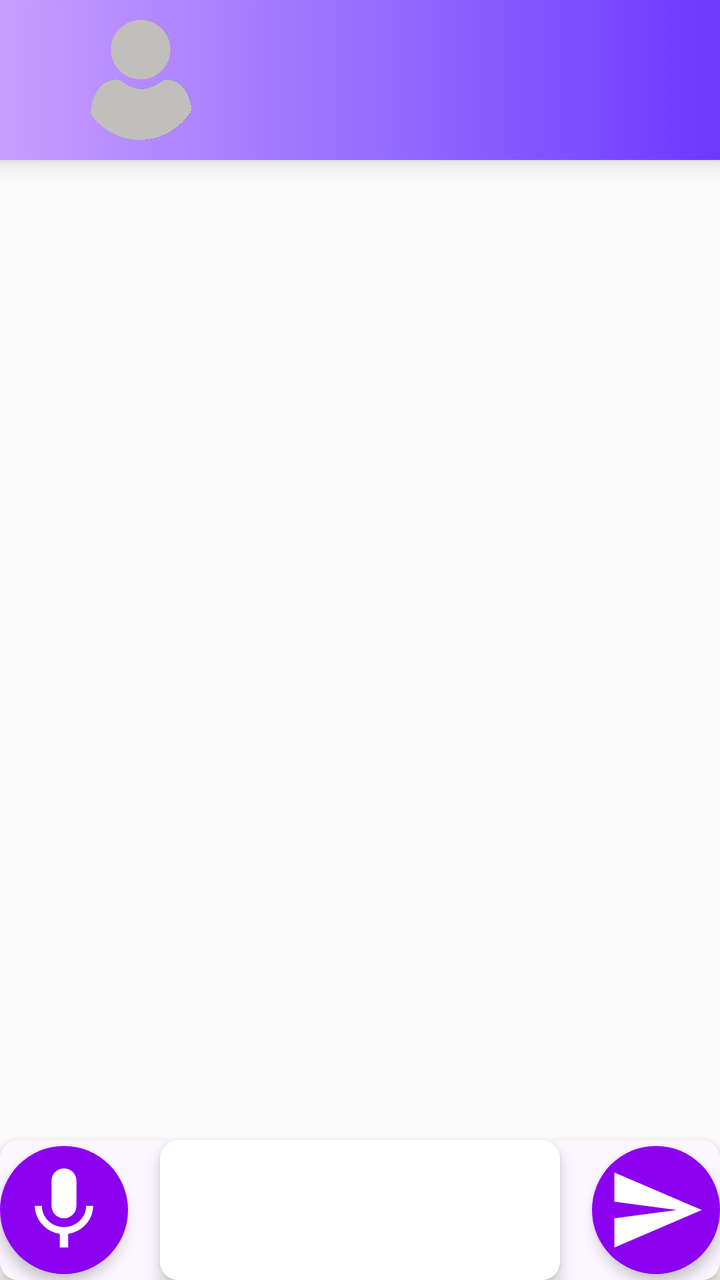
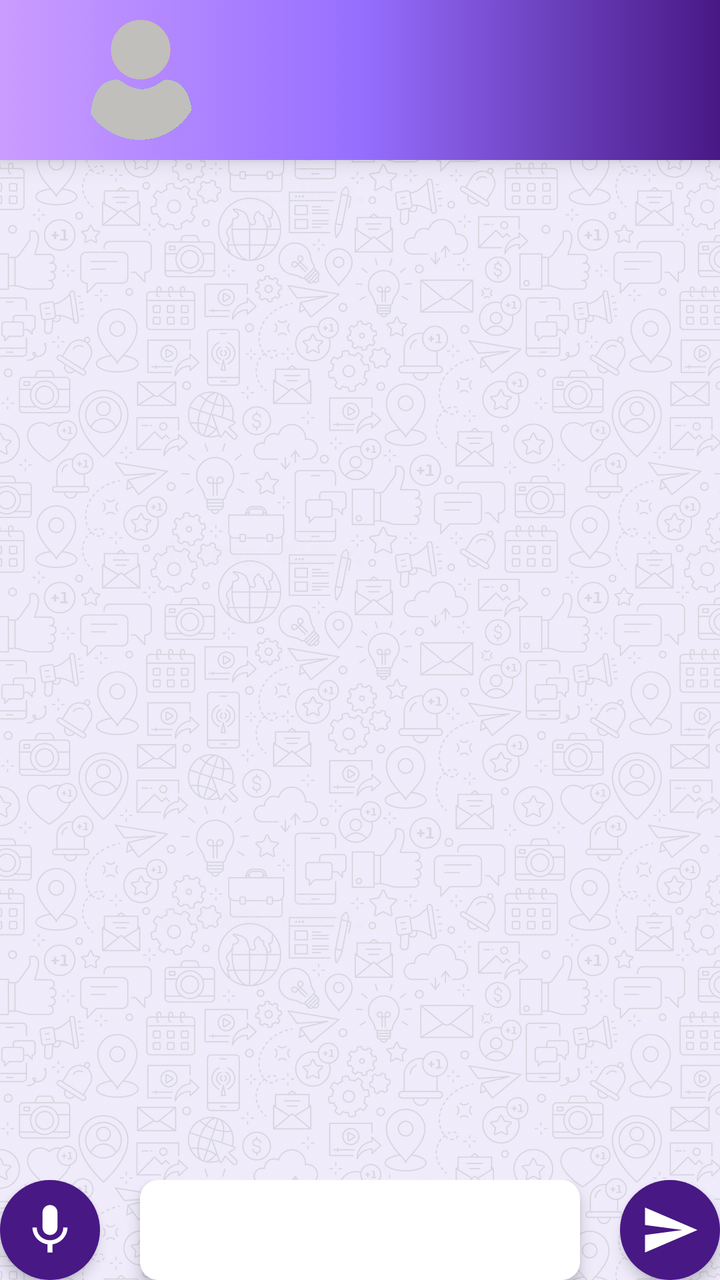

Compare the two renders of this Android layout. The source of the first and the diff that turns it into the second are given below.
<!-- AndroidManifest.xml: application theme Theme.MyApplication -->
<!-- res/layout/fragment_messages.xml -->
<?xml version="1.0" encoding="utf-8"?>
<layout>
    <data>
        <variable
            name="user"
            type="hasan.mohamed.shehata.myapplication.models.User" />
    </data>
<androidx.constraintlayout.widget.ConstraintLayout xmlns:android="http://schemas.android.com/apk/res/android"
    xmlns:app="http://schemas.android.com/apk/res-auto"
    xmlns:tools="http://schemas.android.com/tools"
    android:layout_width="match_parent"
    android:layout_height="match_parent"
    tools:context=".ui.messages.MessageFragment"
    android:keepScreenOn="true">
    <androidx.constraintlayout.widget.ConstraintLayout
        android:layout_width="match_parent"
        android:layout_height="wrap_content"
        app:layout_constraintTop_toTopOf="parent"
        android:background="@drawable/my_user_header_background"
        android:translationZ="7dp"
        android:padding="10dp">
        <ImageView
            android:translationZ="15dp"
            android:id="@+id/header_my_msg_image_view"
            android:layout_width="60dp"
            android:layout_height="60dp"
            android:layout_marginStart="@dimen/padding_very_large"
            android:background="@drawable/user1"
            app:layout_constraintStart_toStartOf="parent"
            app:layout_constraintBottom_toBottomOf="parent"
            app:layout_constraintTop_toTopOf="parent"
            />

        <TextView
            android:id="@+id/msg_list_header_name_box"
            android:layout_width="wrap_content"
            app:layout_constraintEnd_toEndOf="parent"
            app:layout_constraintTop_toTopOf="parent"
            app:layout_constraintBottom_toTopOf="@id/msg_list_header_lng_box"
            android:text="@{user.username}"
            android:layout_marginEnd="30dp"
            android:layout_height="wrap_content"


            android:fontFamily="@font/nunito"
            android:textFontWeight="500"
            android:textSize="15sp"
            android:textColor="@color/white"/>
        <TextView
            android:id="@+id/msg_list_header_lng_box"
            android:layout_width="wrap_content"
            android:layout_height="wrap_content"
            android:layout_marginTop="3dp"
            android:text="@{user.userlanguage.languageName}"
            android:layout_marginEnd="30dp"
            app:layout_constraintTop_toBottomOf="@id/msg_list_header_name_box"
            app:layout_constraintBottom_toBottomOf="parent"
            app:layout_constraintEnd_toEndOf="parent"


            android:fontFamily="@font/nunito"
            android:textFontWeight="400"
            android:textSize="10sp"
            android:textColor="@color/white"/>

        </androidx.constraintlayout.widget.ConstraintLayout>


    <androidx.recyclerview.widget.RecyclerView
        app:layout_constraintVertical_weight="10"
        android:layout_width="match_parent"
        android:layout_height="match_parent"
        android:layout_marginTop="82dp"
        app:layout_constraintTop_toTopOf="parent"
        android:id="@+id/fragment_recycler_view"
        android:layout_marginBottom="125sp" />


    <androidx.constraintlayout.widget.ConstraintLayout
        android:layout_width="match_parent"
        android:padding="@dimen/margin_m"
        app:layout_constraintBottom_toBottomOf="parent"
        android:layout_height="wrap_content"
        android:id="@+id/controls_container"
        android:translationZ="5dp"
        style="@style/NonPressableStyleNoMargin">
        <androidx.constraintlayout.widget.ConstraintLayout
            android:id="@+id/continousRecognitionContainer"
            android:visibility="gone"
            android:layout_width="match_parent"
            android:layout_height="wrap_content"
            android:padding="@dimen/margin_xs"

            app:layout_constraintBottom_toTopOf="@id/sending_text_et">
            <Switch
                android:id="@+id/continuous_recognition_switch"
                android:layout_width="wrap_content"
                android:layout_height="wrap_content"
                android:layout_marginBottom="@dimen/margin_m"
                app:layout_constraintStart_toStartOf="parent"
                app:layout_constraintTop_toTopOf="parent"

                app:layout_constraintBottom_toBottomOf="parent"/>
            <TextView
                android:paddingStart="5dp"
                android:paddingEnd="5dp"
                android:textSize="15sp"
                android:textColor="@color/black"
                android:fontFamily="@font/roadrage"
                android:textStyle="normal"
                android:id="@+id/continuous_recognition_label"
                android:layout_width="match_parent"
                android:layout_marginStart="50dp"
                android:layout_height="wrap_content"
                app:layout_constraintStart_toEndOf="@id/continuous_recognition_switch"
                app:layout_constraintTop_toTopOf="@id/continuous_recognition_switch"
                android:text="Continuous listening (Enable with Headphone only)"
                app:layout_constraintBottom_toBottomOf="@id/continuous_recognition_switch"/>
    </androidx.constraintlayout.widget.ConstraintLayout>
    <EditText
        android:translationZ="4dp"
        android:id="@+id/sending_text_et"
        android:layout_width="match_parent"
        android:layout_height="70sp"
        android:layout_marginTop="@dimen/margin_m"
        android:layout_marginBottom="@dimen/margin_m"
        android:layout_marginStart="80dp"
        android:layout_marginEnd="80dp"
        android:lines="4"

        android:minEms="8"
        android:padding="@dimen/margin_xs"
        android:textSize="@dimen/small_text_size"
        app:layout_constraintBottom_toBottomOf="parent"
        app:layout_constraintEnd_toStartOf="@id/send_but"
        android:background="@drawable/textboxbackground"
        />
        
        
        
        
    <ImageButton
        android:translationZ="4dp"
        android:id="@+id/send_but"
        android:layout_width="wrap_content"
        android:layout_height="wrap_content"
        android:src="@drawable/ic_baseline_send_50"
        android:background="@drawable/round_button_light"
        android:layout_margin="@dimen/margin_m"
        android:padding="7dp"
        app:layout_constraintEnd_toEndOf="parent"
        app:layout_constraintTop_toTopOf="@id/sending_text_et"
        app:layout_constraintBottom_toBottomOf="@id/sending_text_et"
        />
    <ImageButton
        android:translationZ="4dp"
        android:id="@+id/recognize_voice_but"
        android:layout_width="wrap_content"
        android:layout_height="wrap_content"
        android:src="@drawable/ic_baseline_mic_50"
        android:background="@drawable/round_button_light"
        android:layout_margin="@dimen/margin_m"
        android:padding="7dp"
        app:layout_constraintStart_toStartOf="parent"
        app:layout_constraintTop_toTopOf="@id/sending_text_et"
        app:layout_constraintBottom_toBottomOf="@id/sending_text_et"/>
    </androidx.constraintlayout.widget.ConstraintLayout>
</androidx.constraintlayout.widget.ConstraintLayout>
</layout>
<!-- resources referenced by this layout -->
<resources>
  <color name="black">#FF000000</color>
  <color name="white">#FFFFFFFF</color>
  <dimen name="padding_very_large">30dp</dimen>
  <dimen name="small_text_size">14sp</dimen>
  <!-- drawable ic_baseline_mic_50 (drawable) -->
  <vector android:height="50dp"
      android:viewportHeight="24" android:viewportWidth="24"
      android:width="50dp" xmlns:android="http://schemas.android.com/apk/res/android">
      <path android:fillColor="@android:color/white" android:pathData="M12,14c1.66,0 2.99,-1.34 2.99,-3L15,5c0,-1.66 -1.34,-3 -3,-3S9,3.34 9,5v6c0,1.66 1.34,3 3,3zM17.3,11c0,3 -2.54,5.1 -5.3,5.1S6.7,14 6.7,11L5,11c0,3.41 2.72,6.23 6,6.72L11,21h2v-3.28c3.28,-0.48 6,-3.3 6,-6.72h-1.7z"/>
  </vector>
  <!-- drawable ic_baseline_send_50 (drawable) -->
  <vector android:autoMirrored="true" android:height="50dp"
       android:viewportHeight="24"
      android:viewportWidth="24" android:width="50dp" xmlns:android="http://schemas.android.com/apk/res/android">
      <path android:fillColor="@android:color/white" android:pathData="M2.01,21L23,12 2.01,3 2,10l15,2 -15,2z"/>
  </vector>
  <!-- drawable my_user_header_background (drawable) -->
  <?xml version="1.0" encoding="utf-8"?>
  <selector>
      <item>
          <shape
              xmlns:android="http://schemas.android.com/apk/res/android"
              android:shape="rectangle">
  
              <gradient android:startColor="#CA9CFF"/>
              <gradient android:centerColor="#966FFF"/>
              <gradient android:endColor="#6D38FF"/>
  
          </shape>
      </item>
  </selector>
  <style name="NonPressableStyleNoMargin">
          <item name="android:background">@drawable/item_background</item>
      </style>
  <style name="Theme.MyApplication" parent="@android:style/Theme.Holo.NoActionBar.Fullscreen">
          
          
          <item name="android:windowTranslucentStatus">true</item>
          <item name="android:windowTranslucentNavigation">true</item>
  
      </style>
  <!-- drawable round_button_released_light (drawable) -->
  <?xml version="1.0" encoding="utf-8"?>
  <selector>
      <item>
          <shape
              xmlns:android="http://schemas.android.com/apk/res/android"
              android:shape="oval">
  
              <solid
                  android:color="@color/myAccent1"/>
  
              <corners android:radius="@dimen/item_corner_radius"></corners>
          </shape>
      </item>
  </selector>
  <!-- drawable round_button_pressed_light (drawable) -->
  <?xml version="1.0" encoding="utf-8"?>
  <selector>
      <item>
          <shape
              xmlns:android="http://schemas.android.com/apk/res/android"
              android:shape="oval">
  
              <gradient android:startColor="@color/myAccent1"
                  android:endColor="@color/white"
                  android:angle="45"/>
  
              <corners android:radius="@dimen/item_corner_radius"></corners>
          </shape>
      </item>
  </selector>
  <dimen name="item_corner_radius">9dp</dimen>
  <!-- drawable item_background (drawable) -->
  <?xml version="1.0" encoding="utf-8"?>
  <selector xmlns:android="http://schemas.android.com/apk/res/android">
      <item>
          <shape xmlns:android="http://schemas.android.com/apk/res/android"
              android:shape="rectangle"
              android:visible="true"
              android:dither="true"
              android:useLevel="false">
              <solid android:color="@color/newsItemReleasedBackgroundColorLight"/>
              <corners android:radius="@dimen/item_corner_radius"></corners>
          </shape>
  
      </item>
  </selector>
  <color name="myAccent1">#8C00F0</color>
  <color name="newsItemReleasedBackgroundColorLight">#FBF6FF</color>
  <!-- unchanged entries left out for length: 3 -->
</resources>

<!-- the commit's change to res/layout/fragment_messages.xml (unified diff, before → after) -->
@@ -1,16 +1,21 @@
 <?xml version="1.0" encoding="utf-8"?>
-<layout>
+<layout
+    xmlns:android="http://schemas.android.com/apk/res/android"
+    xmlns:app="http://schemas.android.com/apk/res-auto"
+    xmlns:tools="http://schemas.android.com/tools"
+ >
     <data>
         <variable
             name="user"
             type="hasan.mohamed.shehata.myapplication.models.User" />
     </data>
-<androidx.constraintlayout.widget.ConstraintLayout xmlns:android="http://schemas.android.com/apk/res/android"
-    xmlns:app="http://schemas.android.com/apk/res-auto"
-    xmlns:tools="http://schemas.android.com/tools"
+<androidx.constraintlayout.widget.ConstraintLayout
+    android:id="@+id/message_fragment_root_container"
     android:layout_width="match_parent"
+    android:fitsSystemWindows="true"
     android:layout_height="match_parent"
     tools:context=".ui.messages.MessageFragment"
+    android:background="@drawable/chat_background_tiles"
     android:keepScreenOn="true">
     <androidx.constraintlayout.widget.ConstraintLayout
         android:layout_width="match_parent"
@@ -18,6 +23,7 @@
         app:layout_constraintTop_toTopOf="parent"
         android:background="@drawable/my_user_header_background"
         android:translationZ="7dp"
+        android:fitsSystemWindows="true"
         android:padding="10dp">
         <ImageView
             android:translationZ="15dp"
@@ -25,6 +31,7 @@
             android:layout_width="60dp"
             android:layout_height="60dp"
             android:layout_marginStart="@dimen/padding_very_large"
+            android:fitsSystemWindows="true"
             android:background="@drawable/user1"
             app:layout_constraintStart_toStartOf="parent"
             app:layout_constraintBottom_toBottomOf="parent"
@@ -39,6 +46,7 @@
             app:layout_constraintBottom_toTopOf="@id/msg_list_header_lng_box"
             android:text="@{user.username}"
             android:layout_marginEnd="30dp"
+            android:fitsSystemWindows="true"
             android:layout_height="wrap_content"
 
 
@@ -53,6 +61,7 @@
             android:layout_marginTop="3dp"
             android:text="@{user.userlanguage.languageName}"
             android:layout_marginEnd="30dp"
+            android:fitsSystemWindows="true"
             app:layout_constraintTop_toBottomOf="@id/msg_list_header_name_box"
             app:layout_constraintBottom_toBottomOf="parent"
             app:layout_constraintEnd_toEndOf="parent"
@@ -73,7 +82,8 @@
         android:layout_marginTop="82dp"
         app:layout_constraintTop_toTopOf="parent"
         android:id="@+id/fragment_recycler_view"
-        android:layout_marginBottom="125sp" />
+        android:fitsSystemWindows="true"
+        android:layout_marginBottom="70sp" />
 
 
     <androidx.constraintlayout.widget.ConstraintLayout
@@ -83,12 +93,14 @@
         android:layout_height="wrap_content"
         android:id="@+id/controls_container"
         android:translationZ="5dp"
-        style="@style/NonPressableStyleNoMargin">
+        android:fitsSystemWindows="true"
+        >
         <androidx.constraintlayout.widget.ConstraintLayout
             android:id="@+id/continousRecognitionContainer"
             android:visibility="gone"
             android:layout_width="match_parent"
             android:layout_height="wrap_content"
+            android:fitsSystemWindows="true"
             android:padding="@dimen/margin_xs"
 
             app:layout_constraintBottom_toTopOf="@id/sending_text_et">
@@ -97,6 +109,7 @@
                 android:layout_width="wrap_content"
                 android:layout_height="wrap_content"
                 android:layout_marginBottom="@dimen/margin_m"
+                android:fitsSystemWindows="true"
                 app:layout_constraintStart_toStartOf="parent"
                 app:layout_constraintTop_toTopOf="parent"
 
@@ -105,6 +118,7 @@
                 android:paddingStart="5dp"
                 android:paddingEnd="5dp"
                 android:textSize="15sp"
+                android:fitsSystemWindows="true"
                 android:textColor="@color/black"
                 android:fontFamily="@font/roadrage"
                 android:textStyle="normal"
@@ -121,11 +135,12 @@
         android:translationZ="4dp"
         android:id="@+id/sending_text_et"
         android:layout_width="match_parent"
-        android:layout_height="70sp"
+        android:layout_height="50sp"
+        android:fitsSystemWindows="true"
         android:layout_marginTop="@dimen/margin_m"
         android:layout_marginBottom="@dimen/margin_m"
-        android:layout_marginStart="80dp"
-        android:layout_marginEnd="80dp"
+        android:layout_marginStart="70dp"
+        android:layout_marginEnd="70dp"
         android:lines="4"
 
         android:minEms="8"
@@ -142,12 +157,14 @@
     <ImageButton
         android:translationZ="4dp"
         android:id="@+id/send_but"
-        android:layout_width="wrap_content"
-        android:layout_height="wrap_content"
-        android:src="@drawable/ic_baseline_send_50"
+        android:layout_width="50dp"
+        android:layout_height="50dp"
+        android:fitsSystemWindows="true"
         android:background="@drawable/round_button_light"
         android:layout_margin="@dimen/margin_m"
-        android:padding="7dp"
+        android:padding="10dp"
+        android:scaleType="centerInside"
+        android:src="@drawable/ic_baseline_send_50"
         app:layout_constraintEnd_toEndOf="parent"
         app:layout_constraintTop_toTopOf="@id/sending_text_et"
         app:layout_constraintBottom_toBottomOf="@id/sending_text_et"
@@ -155,12 +172,14 @@
     <ImageButton
         android:translationZ="4dp"
         android:id="@+id/recognize_voice_but"
-        android:layout_width="wrap_content"
-        android:layout_height="wrap_content"
+        android:layout_width="50dp"
+        android:fitsSystemWindows="true"
+        android:layout_height="50dp"
+        android:background="@drawable/round_button_light"
+        android:scaleType="centerInside"
         android:src="@drawable/ic_baseline_mic_50"
-        android:background="@drawable/round_button_light"
         android:layout_margin="@dimen/margin_m"
-        android:padding="7dp"
+        android:padding="10dp"
         app:layout_constraintStart_toStartOf="parent"
         app:layout_constraintTop_toTopOf="@id/sending_text_et"
         app:layout_constraintBottom_toBottomOf="@id/sending_text_et"/>
<!-- resource entries referenced after the edit -->
@@ -4,6 +4,13 @@
   <color name="white">#FFFFFFFF</color>
   <dimen name="padding_very_large">30dp</dimen>
   <dimen name="small_text_size">14sp</dimen>
+  <!-- drawable chat_background_tiles (drawable) -->
+  <?xml version="1.0" encoding="utf-8"?>
+  <bitmap xmlns:android="http://schemas.android.com/apk/res/android"
+      android:src="@drawable/tiles1"
+      android:tileMode="repeat"
+      android:tintMode="multiply"
+      android:tint="#32C7B0FF"/>
   <!-- drawable ic_baseline_mic_50 (drawable) -->
   <vector android:height="50dp"
       android:viewportHeight="24" android:viewportWidth="24"
@@ -26,14 +33,11 @@
   
               <gradient android:startColor="#CA9CFF"/>
               <gradient android:centerColor="#966FFF"/>
-              <gradient android:endColor="#6D38FF"/>
+              <gradient android:endColor="@color/huddle_background_color"/>
   
           </shape>
       </item>
   </selector>
-  <style name="NonPressableStyleNoMargin">
-          <item name="android:background">@drawable/item_background</item>
-      </style>
   <style name="Theme.MyApplication" parent="@android:style/Theme.Holo.NoActionBar.Fullscreen">
           
           
@@ -41,6 +45,8 @@
           <item name="android:windowTranslucentNavigation">true</item>
   
       </style>
+  <!-- drawable tiles1: jpg bitmap (drawable-xxhdpi, 90966 bytes) -->
+  <color name="huddle_background_color">#481885</color>
   <!-- drawable round_button_released_light (drawable) -->
   <?xml version="1.0" encoding="utf-8"?>
   <selector>
@@ -73,23 +79,7 @@
       </item>
   </selector>
   <dimen name="item_corner_radius">9dp</dimen>
-  <!-- drawable item_background (drawable) -->
-  <?xml version="1.0" encoding="utf-8"?>
-  <selector xmlns:android="http://schemas.android.com/apk/res/android">
-      <item>
-          <shape xmlns:android="http://schemas.android.com/apk/res/android"
-              android:shape="rectangle"
-              android:visible="true"
-              android:dither="true"
-              android:useLevel="false">
-              <solid android:color="@color/newsItemReleasedBackgroundColorLight"/>
-              <corners android:radius="@dimen/item_corner_radius"></corners>
-          </shape>
-  
-      </item>
-  </selector>
-  <color name="myAccent1">#8C00F0</color>
-  <color name="newsItemReleasedBackgroundColorLight">#FBF6FF</color>
+  <color name="myAccent1">@color/huddle_background_color</color>
   <!-- unchanged entries left out for length: 3 -->
 </resources>
 
